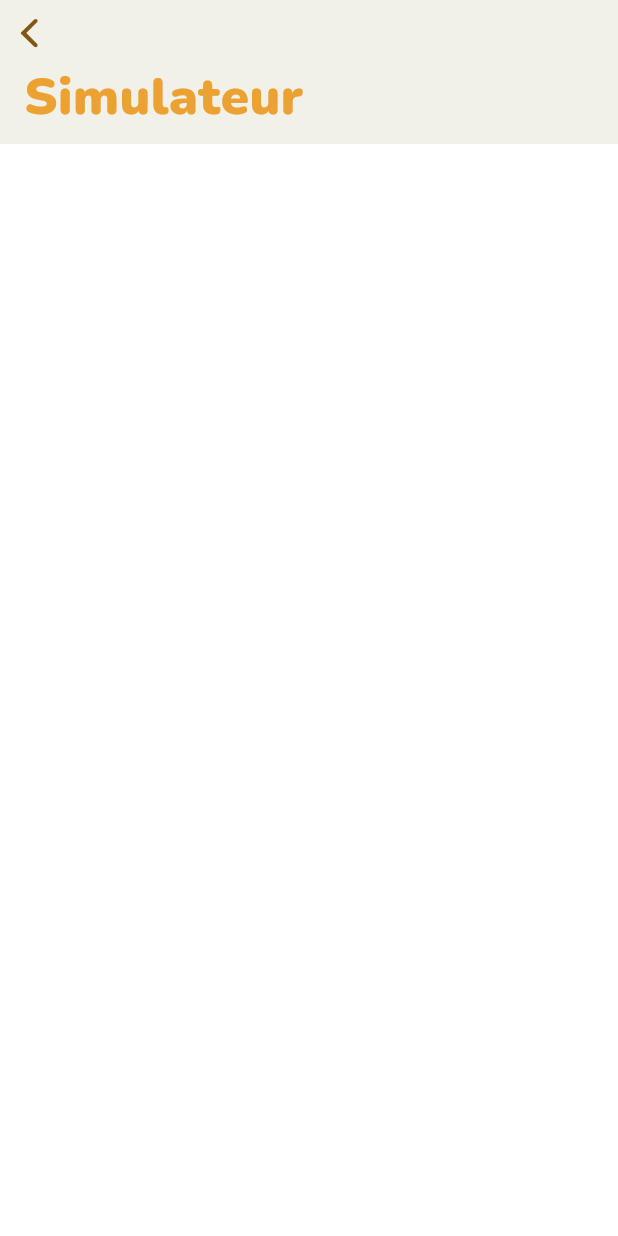
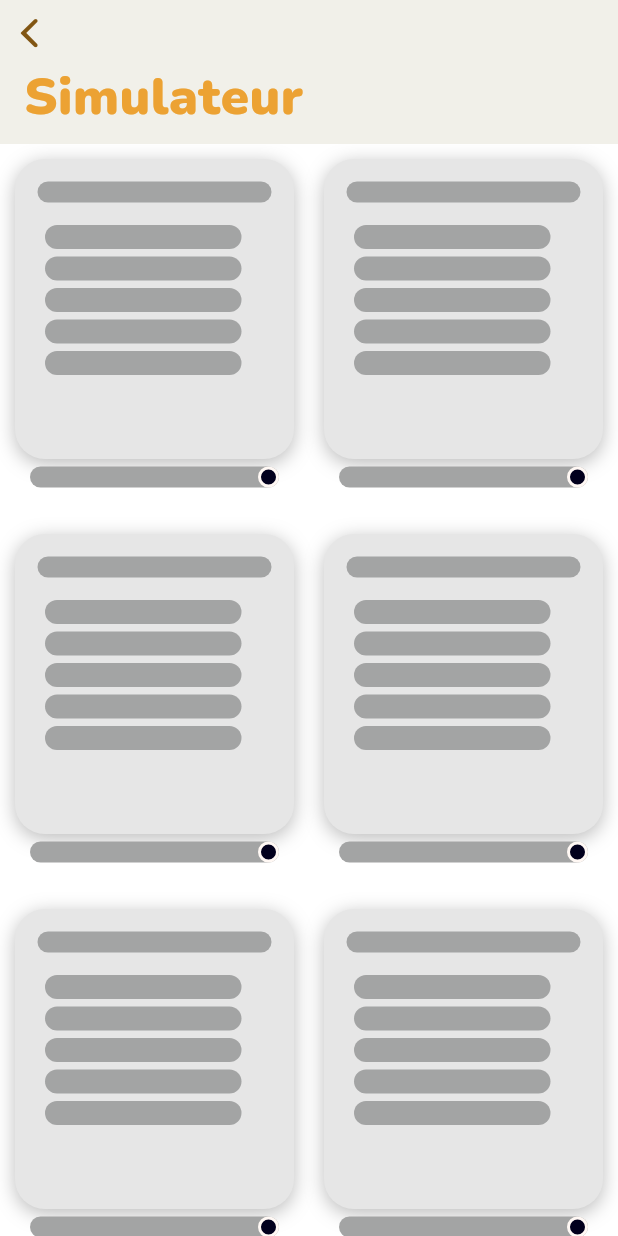
Before and after one commit to Pacome0106/eny, a Flutter app: the SimulatorPage screen opened by its route, on a phone screen of 412 x 824 dp. Run offline on Flutter 3.47's test engine with Material 2 defaults, Android fonts, the phone set to English and light mode, and no system bars; our stand-ins replace cloud_firestore, firebase_core, flutter_map, latlong2, shared_preferences, weather; missing offline and left inert: graphic; accounts and stored records are empty; network calls fail.

```diff
--- a/lib/pages/data_page.dart
+++ b/lib/pages/data_page.dart
@@ -10,6 +10,7 @@ import 'package:provider/provider.dart';
 
 import '../provider/dark_theme_provider.dart';
 
+
 class DataPage extends StatefulWidget {
   const DataPage({super.key});
 
@@ -19,8 +20,8 @@ class DataPage extends StatefulWidget {
 
 class _DataPageState extends State<DataPage> {
   List provinces = [];
+  List reference = [];
   List provincesSearch = [];
-  List reference = [];
   bool search = false;
   bool isData = false;
   TextEditingController textController = TextEditingController();
--- a/lib/pages/simulator_page.dart
+++ b/lib/pages/simulator_page.dart
@@ -1,11 +1,13 @@
 import 'package:cloud_firestore/cloud_firestore.dart';
 import 'package:eny/pages/home_page.dart';
+import 'package:eny/simulator/solar_similator.dart';
 import 'package:eny/widgets/app_text.dart';
 import 'package:eny/widgets/app_text_large.dart';
 import 'package:flutter/cupertino.dart';
 import 'package:flutter/material.dart';
 
 import '../widgets/colors.dart';
+
 
 class SimulatorPage extends StatefulWidget {
   const SimulatorPage({super.key});
@@ -15,38 +17,35 @@ class SimulatorPage extends StatefulWidget {
 }
 
 class _SimulatorPageState extends State<SimulatorPage> {
-  List energy = [
-    'hydroelectrique',
-    'solaire',
-    'biomasse',
-    'eolienne',
-  ];
-  List provinces = [
+  List simProvinces = [];
+  bool isData = false;
 
-  ];
   getSimProvince() async {
     await FirebaseFirestore.instance
         .collection("simProvince")
         .get()
         .then((value) {
       for (var province in value.docs) {
-        provinces.add(province);
+        simProvinces.add(province);
       }
     });
     if (!mounted) {
       return;
     }
     setState(() {
-      provinces;
-      if (provinces.isNotEmpty) {
+      simProvinces;
+      if (simProvinces.isNotEmpty) {
+        isData = true;
       }
     });
   }
+
   @override
   void initState() {
     getSimProvince();
     super.initState();
   }
+
   @override
   Widget build(BuildContext context) {
     return CustomScrollView(slivers: [
@@ -61,7 +60,7 @@ class _SimulatorPageState extends State<SimulatorPage> {
           ),
         ),
         stretch: true,
-        border: Border(),
+        border: const Border(),
       ),
       SliverGrid(
         gridDelegate: const SliverGridDelegateWithMaxCrossAxisExtent(
@@ -76,28 +75,33 @@ class _SimulatorPageState extends State<SimulatorPage> {
             child: GestureDetector(
               onTap: () {
                 // Presentation de la selection de l'energie à simuler
+               if(isData) {
                  showDialog(
                    context: context,
                    builder: (BuildContext context) {
                      return AlertDialog(
-                            backgroundColor:
-                                Theme.of(context).focusColor,
+                       backgroundColor: Theme
+                           .of(context)
+                           .focusColor,
                        title: AppTextLarge(
                            text: "Sélectionnez l'énergie à simuler",
                            size: 22,
-                                color: Theme.of(context).hintColor),
-                            content: Container(
+                           color: Theme
+                               .of(context)
+                               .hintColor),
+                       content: SizedBox(
                          width: double.maxFinite,
                          child: ListView.builder(
                            shrinkWrap: true,
-                                itemCount:provinces[index]['energy'].length,
+                           itemCount: simProvinces[index]['energy'].length,
                            itemBuilder: (BuildContext context, int x) {
-                                  String enr = provinces[index]['energy'][x];
+                             String enr = simProvinces[index]['energy'][x];
                              return Padding(
                                padding: const EdgeInsets.all(3.0),
                                child: GestureDetector(
                                  onTap: () {
                                    print(x);
+                                   Navigator.push(context, MaterialPageRoute(builder: (context)=>Simulator()));
                                  },
                                  child: Container(
                                    alignment: Alignment.center,
@@ -110,8 +114,8 @@ class _SimulatorPageState extends State<SimulatorPage> {
                                    ),
                                    height: 40,
                                    child: AppTextLarge(
-                                          text: enr[0].toUpperCase() +
-                                              enr.substring(1),
+                                     text:
+                                     enr[0].toUpperCase() + enr.substring(1),
                                      size: 16,
                                      color: AppColors.activColor,
                                    ),
@@ -137,7 +141,8 @@ class _SimulatorPageState extends State<SimulatorPage> {
                              child: AppTextLarge(
                                text: 'Fermer',
                                size: 16,
-                                    color: Theme.of(context)
+                               color: Theme
+                                   .of(context)
                                    .focusColor,
                              ),
                            ),
@@ -146,10 +151,10 @@ class _SimulatorPageState extends State<SimulatorPage> {
                      );
                    },
                  );
+               }
               },
               child: Padding(
-                      padding:
-                          const EdgeInsets.only(top: 10, left: 10, right: 10),
+                padding: const EdgeInsets.only(top: 10, left: 10, right: 10),
                 child: Column(
                   children: [
                     Container(
@@ -172,11 +177,10 @@ class _SimulatorPageState extends State<SimulatorPage> {
                           Padding(
                               padding: const EdgeInsets.only(
                                   top: 15, left: 15, right: 15),
-                                    child: Text(
+                              child: isData? Text(
                                 "Types d'énergies: ",
                                 style: TextStyle(
-                                          color:
-                                              Theme.of(context).disabledColor,
+                                    color: Theme.of(context).disabledColor,
                                     fontSize: 18,
                                     fontFamily: 'Nunito',
                                     fontWeight: FontWeight.w900,
@@ -185,28 +189,32 @@ class _SimulatorPageState extends State<SimulatorPage> {
                                 maxLines: 1,
                                 overflow: TextOverflow.ellipsis, // new
                               )
-                                    //     : Container(
-                                    //   height: 14,
-                                    //   decoration: BoxDecoration(
-                                    //     borderRadius: borderRadius,
-                                    //     color: Theme.of(context).hoverColor,
-                                    //   ),
-                                    // ),
+                                  : Container(
+                                height: 14,
+                                decoration: BoxDecoration(
+                                  borderRadius: borderRadius,
+                                  color: Theme.of(context).hoverColor,
+                                ),
+                              ),
                               ),
                           sizedbox,
                           Expanded(
                             child: Padding(
-                                    padding: const EdgeInsets.only(
-                                        left: 10, right: 10),
+                              padding:
+                                  const EdgeInsets.only(left: 10, right: 10),
                               child: ListView.builder(
-                                        itemCount: provinces[index]['energy'].length,
+                                  itemCount:
+                                     isData? simProvinces[index]['energy'].length: 5,
                                   itemBuilder: (context, i) {
-                                          String enr = provinces[index]['energy'][i];
-                                          return Text(
-                                            "  • ${enr[0].toUpperCase()+ enr.substring(1)}",
+                                    String enr = '';
+                                    if(isData) {
+                                       enr =
+                                      simProvinces[index]['energy'][i];
+                                    }
+                                    return isData? Text(
+                                      "  • ${enr[0].toUpperCase() + enr.substring(1)}",
                                       style: TextStyle(
-                                                color:
-                                                    Theme.of(context).cardColor,
+                                          color: Theme.of(context).cardColor,
                                           fontSize: 16,
                                           fontFamily: 'Nunito',
                                           fontWeight: FontWeight.w900,
@@ -214,28 +222,32 @@ class _SimulatorPageState extends State<SimulatorPage> {
                                           letterSpacing: 0),
                                       softWrap: false,
                                       maxLines: 3,
-                                            overflow:
-                                                TextOverflow.ellipsis, // new
+                                      overflow: TextOverflow.ellipsis, // new
+                                    ):  Container(
+                                    height: 16,
+                                    margin: const EdgeInsets.only(left:10,right:25,top: 5),
+                                    decoration: BoxDecoration(
+                                    borderRadius: borderRadius,
+                                    color: Theme.of(context).hoverColor,
+                                    ),
                                     );
                                   }),
-
-                                    // : const SizedBox(),
                             ),
                           )
                         ],
                       ),
                     ),
                     Padding(
-                              padding: const EdgeInsets.only(
-                                  top: 5, left: 10, right: 10),
-                              child: Row(
+                        padding:
+                            const EdgeInsets.only(top: 5, left: 10, right: 10),
+                        child:isData? Row(
                           mainAxisAlignment: MainAxisAlignment.center,
                           children: [
                             Padding(
                               padding: const EdgeInsets.only(right: 3),
                               child: Text(
-                                      provinces[index]['name'][0].toUpperCase() +
-                                          provinces[index]['name'].substring(1),
+                                simProvinces[index]['name'][0].toUpperCase() +
+                                    simProvinces[index]['name'].substring(1),
                                 style: TextStyle(
                                     color: Theme.of(context).cardColor,
                                     fontSize: 16,
@@ -248,37 +260,37 @@ class _SimulatorPageState extends State<SimulatorPage> {
                             ),
                             CircleAvatar(
                               radius: 5,
-                                    backgroundColor:
-                                        Theme.of(context).hintColor,
+                              backgroundColor: Theme.of(context).hintColor,
                             )
                           ],
                         )
-                              //     : Container(
-                              //   alignment: Alignment.centerRight,
-                              //   decoration: BoxDecoration(
-                              //     borderRadius: borderRadius,
-                              //     color: Theme.of(context).hoverColor,
-                              //   ),
-                              //   child: Container(
-                              //     height: 14,
-                              //     width: 14,
-                              //     decoration: BoxDecoration(
-                              //       shape: BoxShape.circle,
-                              //       color: Theme.of(context).hintColor,
-                              //       border: Border.all(
-                              //         color: Theme.of(context).backgroundColor,
-                              //         width: 2,
-                              //       ),
-                              //     ),
-                              //   ),
-                              // ),
-                              )
+                            : Container(
+                          alignment: Alignment.centerRight,
+                          decoration: BoxDecoration(
+                            borderRadius: borderRadius,
+                            color: Theme.of(context).hoverColor,
+                          ),
+                          child: Container(
+                            height: 14,
+                            width: 14,
+                            decoration: BoxDecoration(
+                              shape: BoxShape.circle,
+                              color: Theme.of(context).hintColor,
+                              border: Border.all(
+                                color: Theme.of(context).backgroundColor,
+                                width: 2,
+                              ),
+                            ),
+                          ),
+                        ),
+                        ),
                   ],
                 ),
               ),
             ),
           ),
-            childCount: provinces.length),
+          childCount:isData? simProvinces.length:10,
+        ),
       ),
     ]);
   }
--- a/pubspec.yaml
+++ b/pubspec.yaml
@@ -39,9 +39,10 @@ dependencies:
   shared_preferences: ^2.2.1
   provider: ^6.0.5
   graphic: ^2.2.1
-  geocoding: ^2.1.0
   flutter_map: ^5.0.0
   cloud_firestore: ^4.3.0
+  weather: ^3.1.1
+
 
 dev_dependencies:
   flutter_test:
```
Also changed, not shown: lib/pages/datail_province.dart (+94 -25 lines), lib/simulator/solar_similator.dart (added, +62 -0 lines), pubspec.lock. Lines whose indentation alone changed are shown as unchanged.
